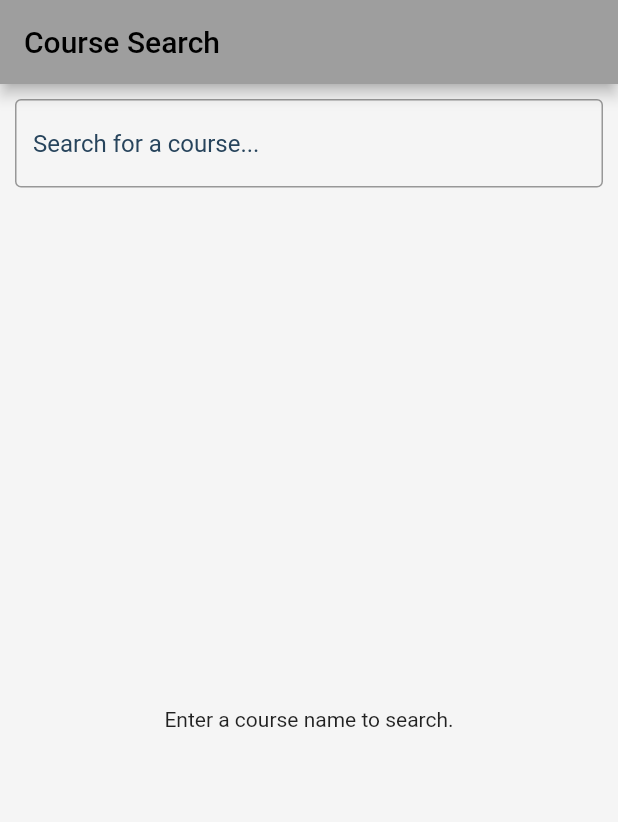
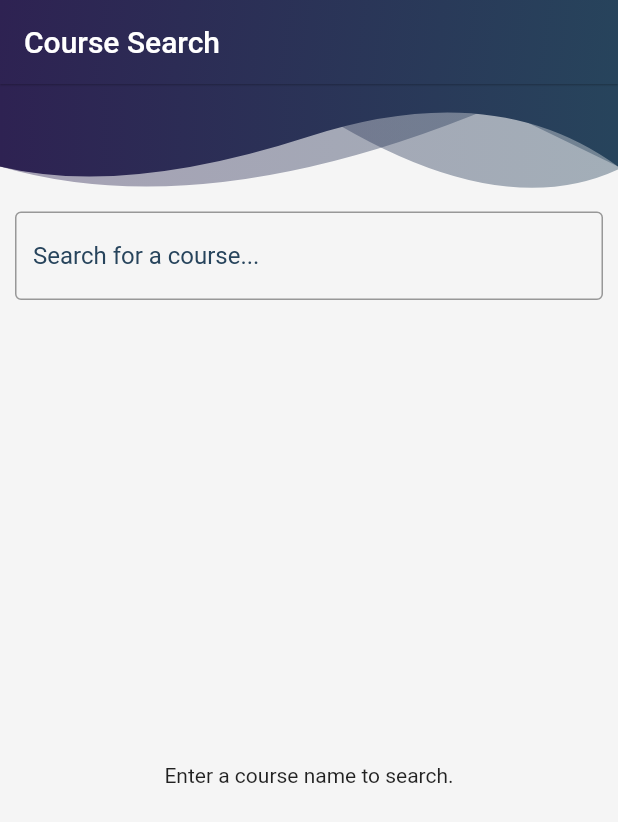
Before and after one commit to yasinthon04/TutorGo-Project, a Flutter app: the SearchPage screen opened directly, on a phone screen of 412 x 824 dp. Shown: the top 822 px of the screen. Run offline on Flutter 3.47's test engine with Material 2 defaults, Android fonts, the phone set to English and light mode, and no system bars; our stand-ins replace cloud_firestore, firebase_auth, firebase_core, firebase_storage, hexcolor, image_picker; accounts and stored records are empty.

Commit message:
decorate search page

```diff
--- a/lib/pages/navpage/search.dart
+++ b/lib/pages/navpage/search.dart
@@ -1,5 +1,6 @@
 import 'package:flutter/material.dart';
 import 'package:cloud_firestore/cloud_firestore.dart';
+import 'package:tutorgo/pages/widget/header_widget.dart';
 import 'courseInfoPage.dart';
 
 class SearchPage extends StatefulWidget {
@@ -63,17 +64,24 @@ class _SearchPageState extends State<SearchPage> {
         );
       }
 
-        if (snapshot.data!.docs.isEmpty) {
+      final searchQuery = _searchController.text.trim().toLowerCase();
+
+      final filteredDocs = snapshot.data!.docs.where((doc) {
+        final courseData = doc.data() as Map<String, dynamic>;
+        final courseName = courseData['courseName'].toString().toLowerCase();
+        return courseName.contains(searchQuery);
+      }).toList();
+
+      if (filteredDocs.isEmpty) {
         return Center(
           child: Text('No results found.'),
         );
       }
 
       return ListView.builder(
-          itemCount: snapshot.data!.docs.length,
+        itemCount: filteredDocs.length,
         itemBuilder: (context, index) {
-            final courseData =
-                snapshot.data!.docs[index].data() as Map<String, dynamic>;
+          final courseData = filteredDocs[index].data() as Map<String, dynamic>;
           final courseName = courseData['courseName'];
           final address = courseData['address'];
           final imageUrl = courseData['imageName'];
@@ -98,8 +106,7 @@ class _SearchPageState extends State<SearchPage> {
               Navigator.push(
                 context,
                 MaterialPageRoute(
-                    builder: (context) =>
-                        CourseInfoPage(courseData: courseData),
+                  builder: (context) => CourseInfoPage(courseData: courseData),
                 ),
               );
             },
@@ -110,14 +117,35 @@ class _SearchPageState extends State<SearchPage> {
   );
 }
 
+
 @override
 Widget build(BuildContext context) {
   return Scaffold(
     appBar: AppBar(
-        title: Text('Course Search'),
+      title: Text('Course Search',
+        style: TextStyle(color: Colors.white),),
+      elevation: 0.5,
+      iconTheme: IconThemeData(color: Colors.white),
+      flexibleSpace: Container(
+        decoration: BoxDecoration(
+          gradient: LinearGradient(
+            begin: Alignment.topLeft,
+            end: Alignment.bottomRight,
+            colors: <Color>[
+              Theme.of(context).primaryColor,
+              Theme.of(context).hintColor,
+            ],
+          ),
+        ),
+      ),
     ),
     body: Column(
-        children: [
+      crossAxisAlignment: CrossAxisAlignment.center,
+      children: <Widget>[
+        Container(
+          height: 75,
+          child: HeaderWidget(75, false, Icons.house_rounded),
+        ),
         Padding(
           padding: EdgeInsets.all(10),
           child: TextField(
@@ -126,6 +154,7 @@ class _SearchPageState extends State<SearchPage> {
               hintText: 'Search for a course...',
               border: OutlineInputBorder(),
             ),
+            onChanged: (_) => _onSearchChanged(),
           ),
         ),
         Expanded(
@@ -135,4 +164,5 @@ class _SearchPageState extends State<SearchPage> {
     ),
   );
 }
+
 }
```
Also changed, not shown: lib/pages/navpage/courseInfoPage.dart (+24 -2 lines). Lines whose indentation alone changed are shown as unchanged.
